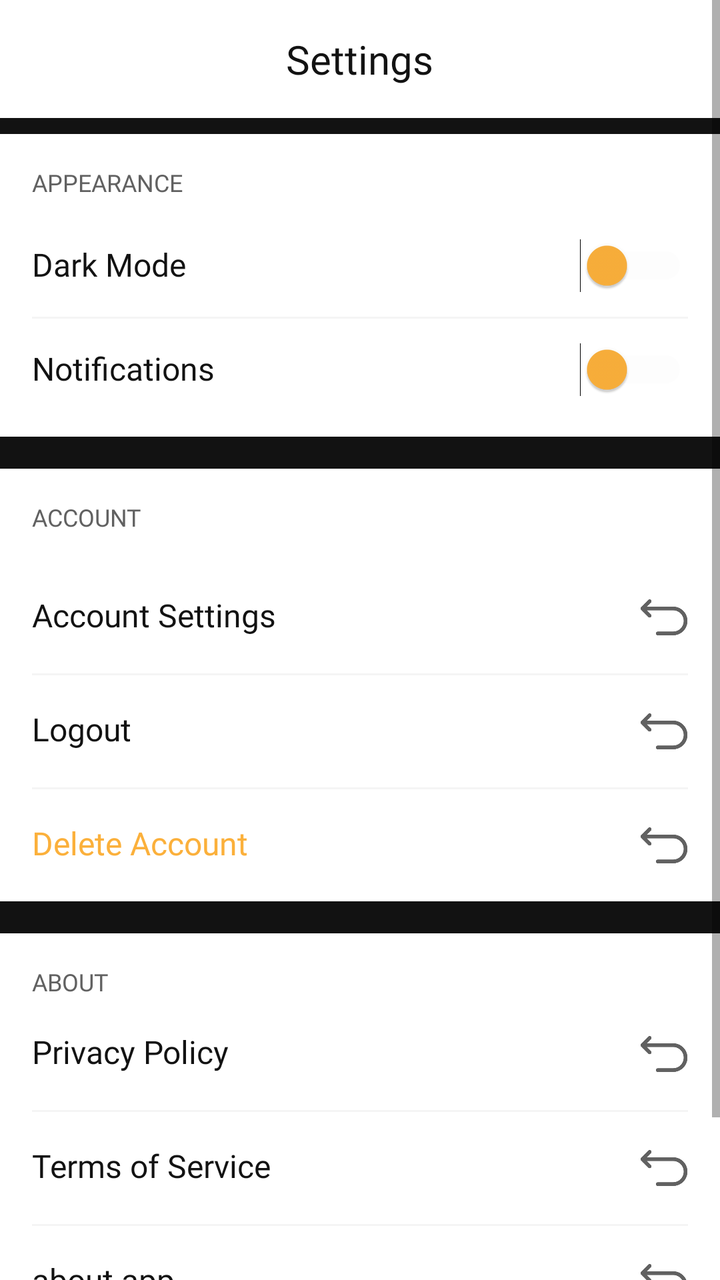
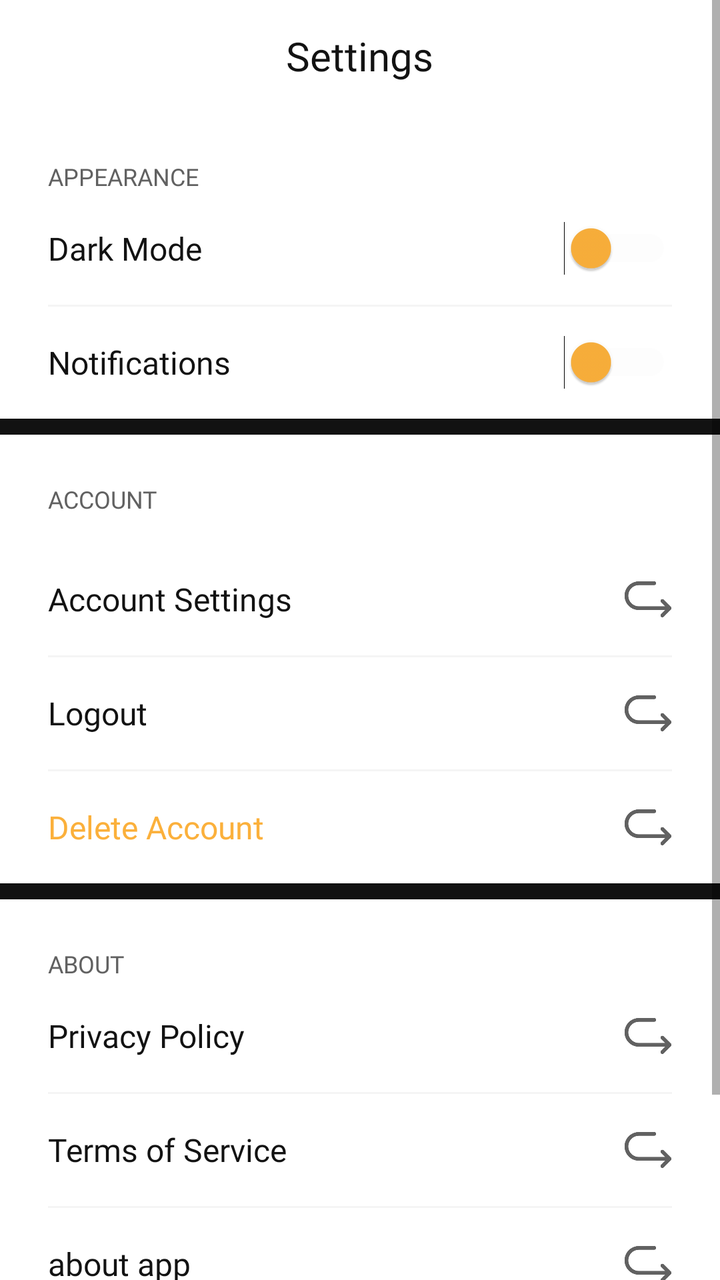

Screens rendered from an Android XML layout before and after an edit, with the pre-edit source and the edit as a unified diff.
<!-- AndroidManifest.xml: activity theme Theme.LumeW -->
<!-- res/layout/activity_settings.xml -->
<?xml version="1.0" encoding="utf-8"?>
<ScrollView xmlns:android="http://schemas.android.com/apk/res/android"
    xmlns:app="http://schemas.android.com/apk/res-auto"
    xmlns:tools="http://schemas.android.com/tools"
    android:layout_width="match_parent"
    android:layout_height="match_parent"
    android:background="@color/on_surface"
    android:fillViewport="true">

    <LinearLayout
        android:layout_width="match_parent"
        android:layout_height="wrap_content"
        android:orientation="vertical">

        
        <RelativeLayout
            android:layout_width="match_parent"
            android:layout_height="wrap_content"
            android:background="@color/surface"
            android:padding="16dp">

            <ImageButton
                android:id="@+id/settings_back_button"
                android:layout_width="24dp"
                android:layout_height="24dp"
                android:layout_alignParentStart="true"
                android:layout_centerVertical="true"
                android:background="?attr/selectableItemBackgroundBorderless"
                android:contentDescription="@string/back_button"
                android:padding="4dp"
                app:tint="@color/text_primary"
                app:srcCompat="@drawable/ic_back" />

            <TextView
                android:layout_width="wrap_content"
                android:layout_height="wrap_content"
                android:layout_centerInParent="true"
                android:fontFamily="@font/din_medium"
                android:text="@string/settings"
                android:textColor="@color/text_primary"
                android:textSize="20sp" />
        </RelativeLayout>

        
        <LinearLayout
            android:layout_width="match_parent"
            android:layout_height="wrap_content"
            android:layout_marginTop="8dp"
            android:orientation="vertical">

            
            <TextView
                android:layout_width="match_parent"
                android:layout_height="wrap_content"
                android:background="@color/surface"
                android:fontFamily="@font/din_light"
                android:paddingStart="16dp"
                android:paddingTop="16dp"
                android:paddingEnd="16dp"
                android:text="@string/appearance"
                android:textAllCaps="true"
                android:textColor="@color/text_secondary"
                android:textSize="12sp" />

            <LinearLayout
                android:layout_width="match_parent"
                android:layout_height="wrap_content"
                android:background="@color/surface"
                android:orientation="vertical"
                android:paddingStart="16dp"
                android:paddingTop="8dp"
                android:paddingEnd="16dp"
                android:paddingBottom="8dp">

                <LinearLayout
                    android:layout_width="match_parent"
                    android:layout_height="wrap_content"
                    android:orientation="horizontal"
                    android:paddingVertical="12dp">

                    <TextView
                        android:layout_width="0dp"
                        android:layout_height="wrap_content"
                        android:layout_weight="1"
                        android:fontFamily="@font/din_medium"
                        android:text="@string/dark_mode"
                        android:textColor="@color/text_primary"
                        android:textSize="16sp" />

                    <Switch
                        android:id="@+id/dark_mode_switch"
                        android:layout_width="wrap_content"
                        android:layout_height="wrap_content"
                        android:thumbTint="@color/secondary"
                        android:trackTint="@color/surface_variant" />
                </LinearLayout>

                <View
                    android:layout_width="match_parent"
                    android:layout_height="1dp"
                    android:background="@color/surface_variant" />

                <LinearLayout
                    android:layout_width="match_parent"
                    android:layout_height="wrap_content"
                    android:orientation="horizontal"
                    android:paddingVertical="12dp">

                    <TextView
                        android:layout_width="0dp"
                        android:layout_height="wrap_content"
                        android:layout_weight="1"
                        android:fontFamily="@font/din_medium"
                        android:text="@string/notifications"
                        android:textColor="@color/text_primary"
                        android:textSize="16sp" />

                    <Switch
                        android:id="@+id/notifications_switch"
                        android:layout_width="wrap_content"
                        android:layout_height="wrap_content"
                        android:thumbTint="@color/secondary"
                        android:trackTint="@color/surface_variant" />
                </LinearLayout>
            </LinearLayout>

            
            <TextView
                android:layout_width="match_parent"
                android:layout_height="wrap_content"
                android:background="@color/surface"
                android:fontFamily="@font/din_light"
                android:layout_marginTop="16dp"
                android:paddingStart="16dp"
                android:paddingTop="16dp"
                android:paddingEnd="16dp"
                android:text="@string/account"
                android:textAllCaps="true"
                android:textColor="@color/text_secondary"
                android:textSize="12sp" />

            <LinearLayout
                android:layout_width="match_parent"
                android:layout_height="wrap_content"
                android:background="@color/surface"
                android:orientation="vertical"
                android:paddingStart="16dp"
                android:paddingEnd="16dp">

                <LinearLayout
                    android:id="@+id/account_settings_layout"
                    android:layout_width="match_parent"
                    android:layout_height="wrap_content"
                    android:orientation="horizontal"
                    android:paddingVertical="16dp">

                    <TextView
                        android:layout_width="0dp"
                        android:layout_height="wrap_content"
                        android:layout_weight="1"
                        android:fontFamily="@font/din_medium"
                        android:text="@string/account_settings"
                        android:textColor="@color/text_primary"
                        android:textSize="16sp" />

                    <ImageView
                        android:layout_width="24dp"
                        android:layout_height="24dp"
                        app:tint="@color/text_secondary"
                        app:srcCompat="@drawable/ic_back" />
                </LinearLayout>

                <View
                    android:layout_width="match_parent"
                    android:layout_height="1dp"
                    android:background="@color/surface_variant" />

                <LinearLayout
                    android:id="@+id/logout_layout"
                    android:layout_width="match_parent"
                    android:layout_height="wrap_content"
                    android:orientation="horizontal"
                    android:paddingVertical="16dp">

                    <TextView
                        android:layout_width="0dp"
                        android:layout_height="wrap_content"
                        android:layout_weight="1"
                        android:fontFamily="@font/din_medium"
                        android:text="@string/logout"
                        android:textColor="@color/text_primary"
                        android:textSize="16sp" />

                    <ImageView
                        android:layout_width="24dp"
                        android:layout_height="24dp"
                        app:srcCompat="@drawable/ic_back"
                        app:tint="@color/text_secondary" />
                </LinearLayout>

                <View
                    android:layout_width="match_parent"
                    android:layout_height="1dp"
                    android:background="@color/surface_variant" />

                <LinearLayout
                    android:id="@+id/delete_account_layout"
                    android:layout_width="match_parent"
                    android:layout_height="wrap_content"
                    android:orientation="horizontal"
                    android:paddingVertical="16dp">

                    <TextView
                        android:layout_width="0dp"
                        android:layout_height="wrap_content"
                        android:layout_weight="1"
                        android:fontFamily="@font/din_medium"
                        android:text="@string/delete_account"
                        android:textColor="@color/secondary"
                        android:textSize="16sp" />

                    <ImageView
                        android:layout_width="24dp"
                        android:layout_height="24dp"
                        app:srcCompat="@drawable/ic_back"
                        app:tint="@color/text_secondary" />
                </LinearLayout>
            </LinearLayout>

            
            <TextView
                android:layout_width="match_parent"
                android:layout_height="wrap_content"
                android:background="@color/surface"
                android:fontFamily="@font/din_light"
                android:layout_marginTop="16dp"
                android:paddingStart="16dp"
                android:paddingTop="16dp"
                android:paddingEnd="16dp"
                android:text="@string/about"
                android:textAllCaps="true"
                android:textColor="@color/text_secondary"
                android:textSize="12sp" />

            <LinearLayout
                android:layout_width="match_parent"
                android:layout_height="wrap_content"
                android:background="@color/surface"
                android:orientation="vertical"
                android:paddingStart="16dp"
                android:paddingEnd="16dp">

                <LinearLayout
                    android:id="@+id/privacy_policy_layout"
                    android:layout_width="match_parent"
                    android:layout_height="wrap_content"
                    android:orientation="horizontal"
                    android:paddingVertical="16dp">

                    <TextView
                        android:layout_width="0dp"
                        android:layout_height="wrap_content"
                        android:layout_weight="1"
                        android:fontFamily="@font/din_medium"
                        android:text="@string/privacy_policy"
                        android:textColor="@color/text_primary"
                        android:textSize="16sp" />

                    <ImageView
                        android:layout_width="24dp"
                        android:layout_height="24dp"
                        app:srcCompat="@drawable/ic_back"
                        app:tint="@color/text_secondary" />
                </LinearLayout>

                <View
                    android:layout_width="match_parent"
                    android:layout_height="1dp"
                    android:background="@color/surface_variant" />

                <LinearLayout
                    android:id="@+id/terms_of_service_layout"
                    android:layout_width="match_parent"
                    android:layout_height="wrap_content"
                    android:orientation="horizontal"
                    android:paddingVertical="16dp">

                    <TextView
                        android:layout_width="0dp"
                        android:layout_height="wrap_content"
                        android:layout_weight="1"
                        android:fontFamily="@font/din_medium"
                        android:text="@string/terms_of_service"
                        android:textColor="@color/text_primary"
                        android:textSize="16sp" />

                    <ImageView
                        android:layout_width="24dp"
                        android:layout_height="24dp"
                        android:tint="@color/text_secondary"
                        app:srcCompat="@drawable/ic_back"
                        tools:ignore="UseAppTint" />
                </LinearLayout>

                <View
                    android:layout_width="match_parent"
                    android:layout_height="1dp"
                    android:background="@color/surface_variant" />

                <LinearLayout
                    android:id="@+id/about_layout"
                    android:layout_width="match_parent"
                    android:layout_height="wrap_content"
                    android:orientation="horizontal"
                    android:paddingVertical="16dp">

                    <TextView
                        android:layout_width="0dp"
                        android:layout_height="wrap_content"
                        android:layout_weight="1"
                        android:fontFamily="@font/din_medium"
                        android:text="@string/about_app"
                        android:textColor="@color/text_primary"
                        android:textSize="16sp" />

                    <ImageView
                        android:layout_width="24dp"
                        android:layout_height="24dp"
                        android:tint="@color/text_secondary"
                        app:srcCompat="@drawable/ic_back"
                        tools:ignore="UseAppTint" />
                </LinearLayout>
            </LinearLayout>

            
            <LinearLayout
                android:layout_width="match_parent"
                android:layout_height="wrap_content"
                android:layout_marginTop="16dp"
                android:background="@color/surface"
                android:gravity="center"
                android:orientation="vertical"
                android:padding="16dp">

                <TextView
                    android:id="@+id/version_text"
                    android:layout_width="wrap_content"
                    android:layout_height="wrap_content"
                    android:fontFamily="@font/din_light"
                    android:textColor="@color/text_secondary"
                    android:textSize="12sp" />
            </LinearLayout>
        </LinearLayout>
    </LinearLayout>
</ScrollView>
<!-- resources referenced by this layout -->
<resources>
  <color name="on_surface">#121212</color>
  <color name="secondary">#FBB03B</color>
  <color name="surface">#FFFFFF</color>
  <color name="surface_variant">#F5F5F5</color>
  <color name="text_primary">#121212</color>
  <color name="text_secondary">#616161</color>
  <!-- drawable ic_back: png bitmap (drawable, 2445 bytes) -->
  <string name="about">About</string>
  <string name="about_app">about app</string>
  <string name="account">account\n</string>
  <string name="account_settings">Account Settings</string>
  <string name="appearance">appearance</string>
  <string name="back_button">back button</string>
  <string name="dark_mode">Dark Mode</string>
  <string name="delete_account">Delete Account</string>
  <string name="logout">Logout</string>
  <string name="notifications">Notifications</string>
  <string name="privacy_policy">Privacy Policy</string>
  <string name="settings">Settings</string>
  <string name="terms_of_service">Terms of Service</string>
  <style name="Theme.LumeW" parent="Theme.Material3.DayNight.NoActionBar">
          
          <item name="colorPrimary">@color/primary</item>
          <item name="colorPrimaryContainer">@color/primary_variant</item>
          <item name="colorOnPrimary">@color/white</item>
  
          
          <item name="colorSecondary">@color/secondary</item>
          <item name="colorSecondaryContainer">@color/secondary_variant</item>
          <item name="colorOnSecondary">@color/black</item>
  
          
          <item name="android:statusBarColor">?attr/colorPrimaryContainer</item>
          <item name="android:navigationBarColor">@color/black</item>
          <item name="android:windowLightNavigationBar" tools:targetApi="27">false</item>
  
          
          <item name="textAppearanceDisplayLarge">@style/TextAppearance.LumeW.Display.Large</item>
          <item name="textAppearanceBodyLarge">@style/TextAppearance.LumeW.Body.Large</item>
          <item name="textAppearanceTitleMedium">@style/TextAppearance.LumeW.Title.Medium</item>
  
          
          <item name="materialButtonStyle">@style/Button.LumeW</item>
          <item name="materialSwitchStyle">@style/Widget.Material3.CompoundButton.Switch</item>
      </style>
  <color name="primary">#121212</color>
  <color name="primary_variant">#1E1E1E</color>
  <color name="white">#FFFFFFFF</color>
  <color name="secondary_variant">#E6A035</color>
  <color name="black">#FF000000</color>
  <style name="TextAppearance.LumeW.Display.Large" parent="TextAppearance.Material3.DisplayLarge">
          <item name="fontFamily">@font/din_medium</item>
          <item name="android:textColor">@color/text_primary</item>
      </style>
  <style name="TextAppearance.LumeW.Body.Large" parent="TextAppearance.Material3.BodyLarge">
          <item name="fontFamily">@font/din_light</item>
          <item name="android:textColor">@color/text_primary</item>
      </style>
  <style name="TextAppearance.LumeW.Title.Medium" parent="TextAppearance.Material3.TitleMedium">
          <item name="fontFamily">@font/din_medium</item>
          <item name="android:textColor">@color/text_primary</item>
      </style>
  <style name="Button.LumeW" parent="Widget.Material3.Button">
          <item name="android:textAppearance">@style/TextAppearance.LumeW.Body.Large</item>
          <item name="android:minHeight">48dp</item>
          <item name="shapeAppearance">@style/ShapeAppearance.LumeW.Medium</item>
          <item name="backgroundTint">@color/secondary</item>
      </style>
  <style name="ShapeAppearance.LumeW.Medium" parent="ShapeAppearance.Material3.MediumComponent">
          <item name="cornerFamily">rounded</item>
          <item name="cornerSize">12dp</item>
      </style>
</resources>

<!-- the commit's change to res/layout/activity_settings.xml (unified diff, before → after) -->
@@ -15,9 +15,10 @@
         
         <RelativeLayout
             android:layout_width="match_parent"
-            android:layout_height="wrap_content"
+            android:layout_height="?attr/actionBarSize"
             android:background="@color/surface"
-            android:padding="16dp">
+            android:paddingStart="16dp"
+            android:paddingEnd="16dp">
 
             <ImageButton
                 android:id="@+id/settings_back_button"
@@ -27,9 +28,8 @@
                 android:layout_centerVertical="true"
                 android:background="?attr/selectableItemBackgroundBorderless"
                 android:contentDescription="@string/back_button"
-                android:padding="4dp"
-                app:tint="@color/text_primary"
-                app:srcCompat="@drawable/ic_back" />
+                app:srcCompat="@drawable/ic_back"
+                app:tint="@color/text_primary" />
 
             <TextView
                 android:layout_width="wrap_content"
@@ -45,8 +45,8 @@
         <LinearLayout
             android:layout_width="match_parent"
             android:layout_height="wrap_content"
-            android:layout_marginTop="8dp"
-            android:orientation="vertical">
+            android:orientation="vertical"
+            android:paddingBottom="16dp">
 
             
             <TextView
@@ -54,9 +54,9 @@
                 android:layout_height="wrap_content"
                 android:background="@color/surface"
                 android:fontFamily="@font/din_light"
-                android:paddingStart="16dp"
-                android:paddingTop="16dp"
-                android:paddingEnd="16dp"
+                android:paddingStart="24dp"
+                android:paddingTop="24dp"
+                android:paddingEnd="24dp"
                 android:text="@string/appearance"
                 android:textAllCaps="true"
                 android:textColor="@color/text_secondary"
@@ -67,16 +67,14 @@
                 android:layout_height="wrap_content"
                 android:background="@color/surface"
                 android:orientation="vertical"
-                android:paddingStart="16dp"
-                android:paddingTop="8dp"
-                android:paddingEnd="16dp"
-                android:paddingBottom="8dp">
-
-                <LinearLayout
-                    android:layout_width="match_parent"
-                    android:layout_height="wrap_content"
-                    android:orientation="horizontal"
-                    android:paddingVertical="12dp">
+                android:paddingStart="24dp"
+                android:paddingEnd="24dp">
+
+                <LinearLayout
+                    android:layout_width="match_parent"
+                    android:layout_height="56dp"
+                    android:gravity="center_vertical"
+                    android:orientation="horizontal">
 
                     <TextView
                         android:layout_width="0dp"
@@ -102,9 +100,9 @@
 
                 <LinearLayout
                     android:layout_width="match_parent"
-                    android:layout_height="wrap_content"
-                    android:orientation="horizontal"
-                    android:paddingVertical="12dp">
+                    android:layout_height="56dp"
+                    android:gravity="center_vertical"
+                    android:orientation="horizontal">
 
                     <TextView
                         android:layout_width="0dp"
@@ -130,10 +128,10 @@
                 android:layout_height="wrap_content"
                 android:background="@color/surface"
                 android:fontFamily="@font/din_light"
-                android:layout_marginTop="16dp"
-                android:paddingStart="16dp"
-                android:paddingTop="16dp"
-                android:paddingEnd="16dp"
+                android:layout_marginTop="8dp"
+                android:paddingStart="24dp"
+                android:paddingTop="24dp"
+                android:paddingEnd="24dp"
                 android:text="@string/account"
                 android:textAllCaps="true"
                 android:textColor="@color/text_secondary"
@@ -144,15 +142,15 @@
                 android:layout_height="wrap_content"
                 android:background="@color/surface"
                 android:orientation="vertical"
-                android:paddingStart="16dp"
-                android:paddingEnd="16dp">
+                android:paddingStart="24dp"
+                android:paddingEnd="24dp">
 
                 <LinearLayout
                     android:id="@+id/account_settings_layout"
                     android:layout_width="match_parent"
-                    android:layout_height="wrap_content"
-                    android:orientation="horizontal"
-                    android:paddingVertical="16dp">
+                    android:layout_height="56dp"
+                    android:gravity="center_vertical"
+                    android:orientation="horizontal">
 
                     <TextView
                         android:layout_width="0dp"
@@ -166,6 +164,7 @@
                     <ImageView
                         android:layout_width="24dp"
                         android:layout_height="24dp"
+                        android:rotation="180"
                         app:tint="@color/text_secondary"
                         app:srcCompat="@drawable/ic_back" />
                 </LinearLayout>
@@ -178,9 +177,9 @@
                 <LinearLayout
                     android:id="@+id/logout_layout"
                     android:layout_width="match_parent"
-                    android:layout_height="wrap_content"
-                    android:orientation="horizontal"
-                    android:paddingVertical="16dp">
+                    android:layout_height="56dp"
+                    android:gravity="center_vertical"
+                    android:orientation="horizontal">
 
                     <TextView
                         android:layout_width="0dp"
@@ -194,6 +193,7 @@
                     <ImageView
                         android:layout_width="24dp"
                         android:layout_height="24dp"
+                        android:rotation="180"
                         app:srcCompat="@drawable/ic_back"
                         app:tint="@color/text_secondary" />
                 </LinearLayout>
@@ -206,9 +206,9 @@
                 <LinearLayout
                     android:id="@+id/delete_account_layout"
                     android:layout_width="match_parent"
-                    android:layout_height="wrap_content"
-                    android:orientation="horizontal"
-                    android:paddingVertical="16dp">
+                    android:layout_height="56dp"
+                    android:gravity="center_vertical"
+                    android:orientation="horizontal">
 
                     <TextView
                         android:layout_width="0dp"
@@ -222,6 +222,7 @@
                     <ImageView
                         android:layout_width="24dp"
                         android:layout_height="24dp"
+                        android:rotation="180"
                         app:srcCompat="@drawable/ic_back"
                         app:tint="@color/text_secondary" />
                 </LinearLayout>
@@ -233,10 +234,10 @@
                 android:layout_height="wrap_content"
                 android:background="@color/surface"
                 android:fontFamily="@font/din_light"
-                android:layout_marginTop="16dp"
-                android:paddingStart="16dp"
-                android:paddingTop="16dp"
-                android:paddingEnd="16dp"
+                android:layout_marginTop="8dp"
+                android:paddingStart="24dp"
+                android:paddingTop="24dp"
+                android:paddingEnd="24dp"
                 android:text="@string/about"
                 android:textAllCaps="true"
                 android:textColor="@color/text_secondary"
@@ -247,15 +248,15 @@
                 android:layout_height="wrap_content"
                 android:background="@color/surface"
                 android:orientation="vertical"
-                android:paddingStart="16dp"
-                android:paddingEnd="16dp">
+                android:paddingStart="24dp"
+                android:paddingEnd="24dp">
 
                 <LinearLayout
                     android:id="@+id/privacy_policy_layout"
                     android:layout_width="match_parent"
-                    android:layout_height="wrap_content"
-                    android:orientation="horizontal"
-                    android:paddingVertical="16dp">
+                    android:layout_height="56dp"
+                    android:gravity="center_vertical"
+                    android:orientation="horizontal">
 
                     <TextView
                         android:layout_width="0dp"
@@ -269,6 +270,7 @@
                     <ImageView
                         android:layout_width="24dp"
                         android:layout_height="24dp"
+                        android:rotation="180"
                         app:srcCompat="@drawable/ic_back"
                         app:tint="@color/text_secondary" />
                 </LinearLayout>
@@ -281,9 +283,9 @@
                 <LinearLayout
                     android:id="@+id/terms_of_service_layout"
                     android:layout_width="match_parent"
-                    android:layout_height="wrap_content"
-                    android:orientation="horizontal"
-                    android:paddingVertical="16dp">
+                    android:layout_height="56dp"
+                    android:gravity="center_vertical"
+                    android:orientation="horizontal">
 
                     <TextView
                         android:layout_width="0dp"
@@ -297,6 +299,7 @@
                     <ImageView
                         android:layout_width="24dp"
                         android:layout_height="24dp"
+                        android:rotation="180"
                         android:tint="@color/text_secondary"
                         app:srcCompat="@drawable/ic_back"
                         tools:ignore="UseAppTint" />
@@ -310,9 +313,9 @@
                 <LinearLayout
                     android:id="@+id/about_layout"
                     android:layout_width="match_parent"
-                    android:layout_height="wrap_content"
-                    android:orientation="horizontal"
-                    android:paddingVertical="16dp">
+                    android:layout_height="56dp"
+                    android:gravity="center_vertical"
+                    android:orientation="horizontal">
 
                     <TextView
                         android:layout_width="0dp"
@@ -326,6 +329,7 @@
                     <ImageView
                         android:layout_width="24dp"
                         android:layout_height="24dp"
+                        android:rotation="180"
                         android:tint="@color/text_secondary"
                         app:srcCompat="@drawable/ic_back"
                         tools:ignore="UseAppTint" />
@@ -336,11 +340,11 @@
             <LinearLayout
                 android:layout_width="match_parent"
                 android:layout_height="wrap_content"
-                android:layout_marginTop="16dp"
+                android:layout_marginTop="8dp"
                 android:background="@color/surface"
                 android:gravity="center"
                 android:orientation="vertical"
-                android:padding="16dp">
+                android:padding="24dp">
 
                 <TextView
                     android:id="@+id/version_text"
